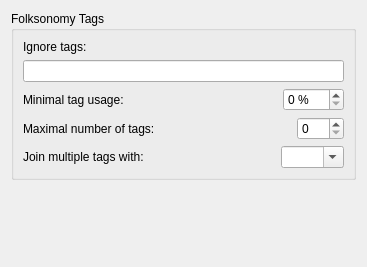
First picture: the form in ui/options_folksonomy.ui, repository metabrainz/picard, before the edit.
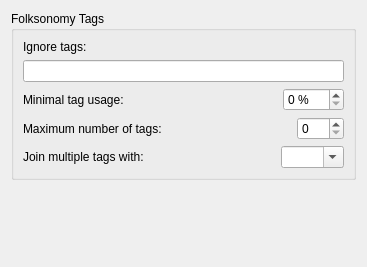
Second picture: the form after the edit.

The edit to the form file:
```diff
--- a/ui/options_folksonomy.ui
+++ b/ui/options_folksonomy.ui
@@ -97,7 +97,7 @@
            </sizepolicy>
           </property>
           <property name="text" >
-           <string>Maximal number of tags:</string>
+           <string>Maximum number of tags:</string>
           </property>
           <property name="buddy" >
            <cstring>min_tag_usage</cstring>
```
